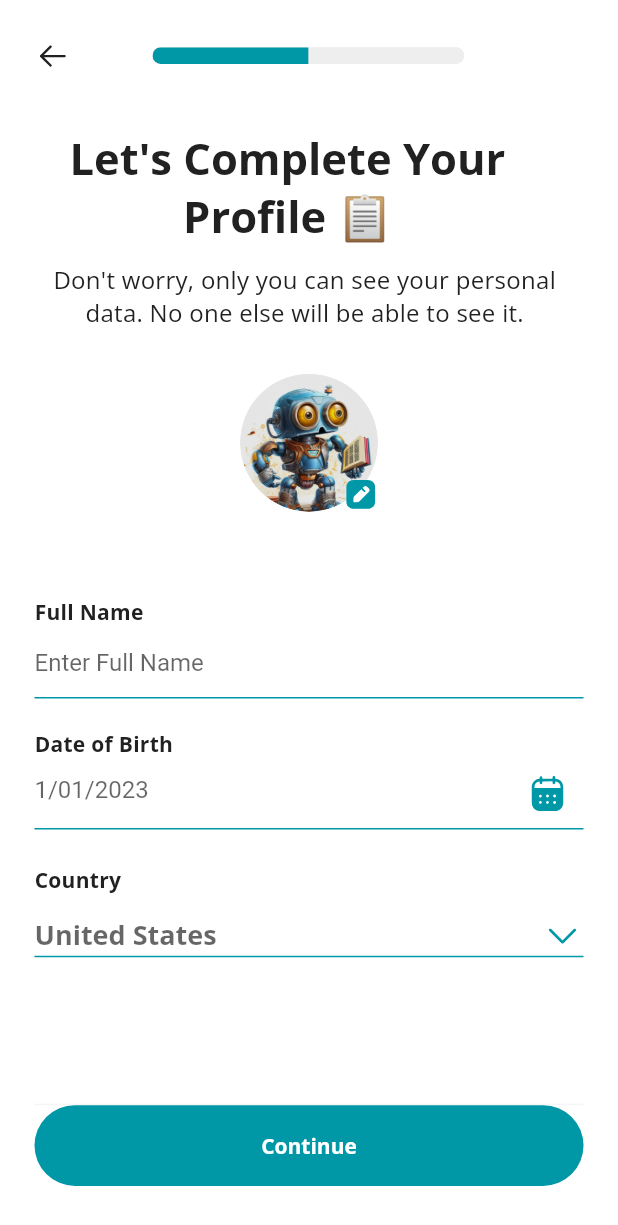
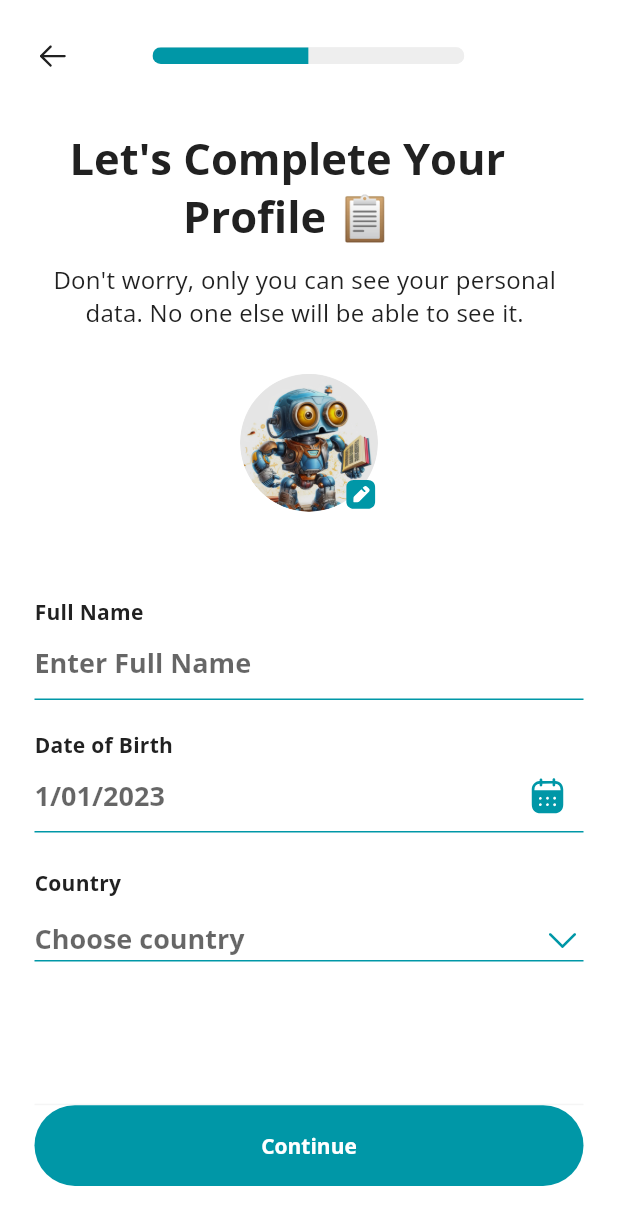
Before and after one commit to Kobbleton/bookflow, a Flutter app: the SignUpStepOneScreen screen opened by its route, on a phone screen of 412 x 824 dp. Shown: the top 1225 px of the screen. Run offline on Flutter 3.47's test engine with Material 2 defaults, Android fonts, the phone set to English and light mode, and no system bars; our stand-ins replace cached_network_image, carousel_slider, flutter_svg, smooth_page_indicator.

Commit message:
UI adjustments in text fields of signup step 1

```diff
--- a/lib/presentation/sign_up_step_one_screen/sign_up_step_one_screen.dart
+++ b/lib/presentation/sign_up_step_one_screen/sign_up_step_one_screen.dart
@@ -128,6 +128,7 @@ class _SignUpStepOneScreenState extends State<SignUpStepOneScreen> {
                                   style: AppStyle.txtOpenSansBold16.copyWith(
                                       letterSpacing: getHorizontalSize(0.2))),
                               TextField(
+                                style: AppStyle.txtOpenSansBold20,
                                 controller: fullNameController,
                                 decoration: InputDecoration(
                                   hintText: 'Enter Full Name',
@@ -166,8 +167,8 @@ class _SignUpStepOneScreenState extends State<SignUpStepOneScreen> {
                                           child: CustomImageView(
                                               svgPath:
                                                   ImageConstant.imgArrowdown)),
-                                      hintText: "United States",
-                                      margin: getMargin(top: 15),
+                                      hintText: "Choose country",
+                                      margin: getMargin(top: 16),
                                       items: countriesList,
                                       onChanged: (value) {})
                                 ]))
--- a/lib/presentation/sign_up_step_one_screen/widgets/date_picker_field.dart
+++ b/lib/presentation/sign_up_step_one_screen/widgets/date_picker_field.dart
@@ -69,6 +69,7 @@ class _DatePickerFieldState extends State<DatePickerField> {
             },
             child: AbsorbPointer(
               child: TextField(
+                style: AppStyle.txtOpenSansBold20,
                 controller: dateController,
                 decoration: InputDecoration(
                   hintText: '1/01/2023',
```
